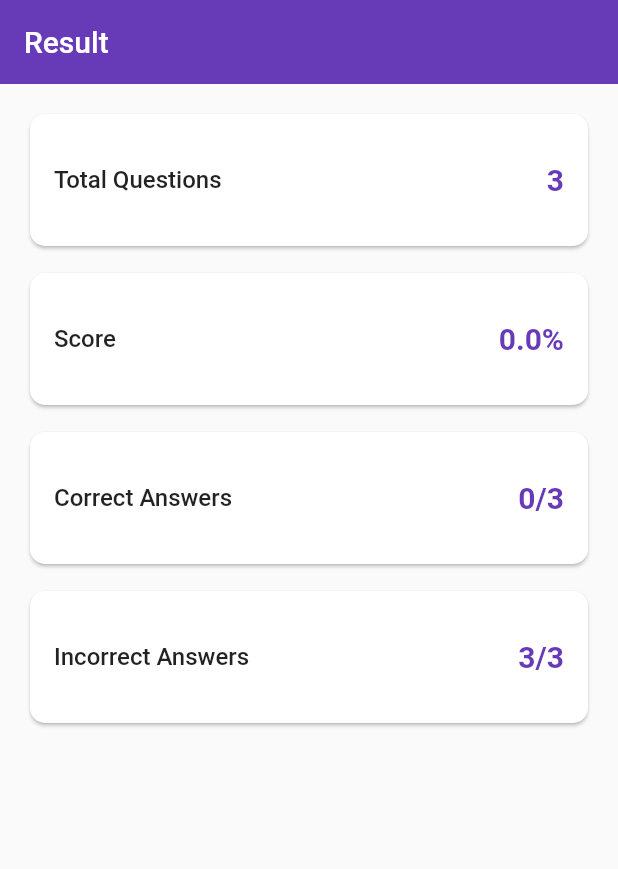
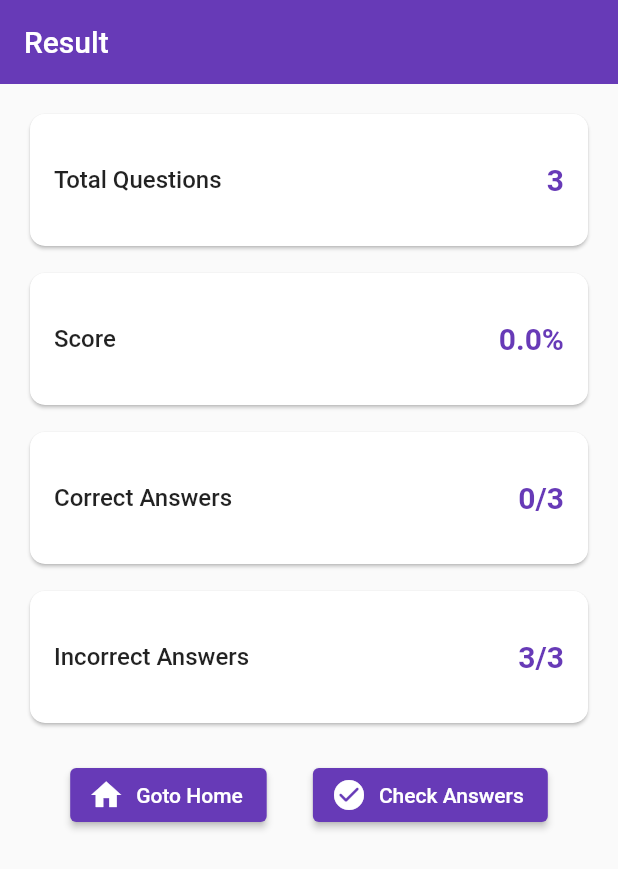
Before and after one commit to ngthanhphuc/Quizzy, a Flutter app: the QuizResultScreen screen opened directly with empty values, on a phone screen of 412 x 824 dp. Shown: the top 869 px of the screen. Run offline on Flutter 3.47's test engine with Material 2 defaults, Android fonts, the phone set to English and light mode, and no system bars; our stand-ins replace google_fonts, html_unescape.

Commit message:
check answer screen

```diff
--- a/lib/screen/result/result_screen.dart
+++ b/lib/screen/result/result_screen.dart
@@ -1,5 +1,6 @@
 import 'package:flutter/material.dart';
 import 'package:quizzy/data/question.dart';
+import 'package:quizzy/screen/check/check_answers_screen.dart';
 
 class QuizResultScreen extends StatelessWidget {
   final Map<int, dynamic> answers;
@@ -79,6 +80,24 @@ class QuizResultScreen extends StatelessWidget {
                 ),
               ),
               SizedBox(height: 20.0),
+              Row(
+                mainAxisAlignment: MainAxisAlignment.spaceEvenly,
+                children: <Widget>[
+                  ElevatedButton.icon(
+                    icon: Icon(Icons.home),
+                    label: Text('Goto Home'),
+                    onPressed: () => Navigator.pop(context),
+                  ),
+                  ElevatedButton.icon(
+                    icon: Icon(Icons.check_circle_rounded),
+                    label: Text('Check Answers'),
+                    onPressed: () {
+                      Navigator.of(context).push(MaterialPageRoute(
+                          builder: (_) => CheckAnswersScreen(answers)));
+                    },
+                  ),
+                ],
+              )
             ],
           ),
         ),
--- a/pubspec.yaml
+++ b/pubspec.yaml
@@ -24,6 +24,7 @@ dependencies:
   flutter:
     sdk: flutter
   google_fonts: ^2.1.0
+  html_unescape: ^2.0.0
 
   # The following adds the Cupertino Icons font to your application.
   # Use with the CupertinoIcons class for iOS style icons.
```
Also changed, not shown: lib/screen/check/check_answers_screen.dart (added, +78 -0 lines), pubspec.lock.
